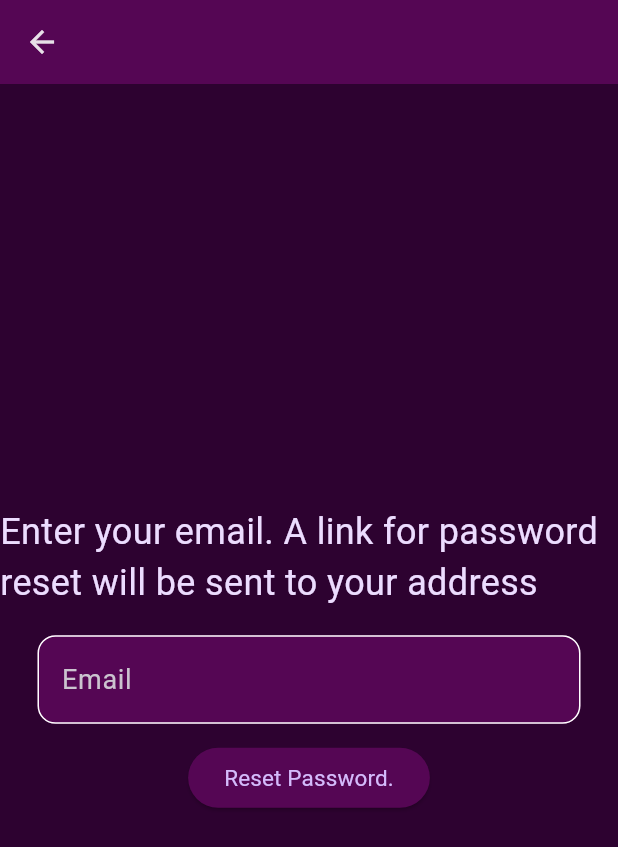
After one commit to MirWasShort/Productivity-Hub, a Flutter app: the screen it shows after launch, after a tap on "Forgot Password?", on a phone screen of 412 x 824 dp. The commit adds this screen. Shown: the top 847 px of the screen. Run offline on Flutter 3.47's test engine with Material 3 defaults, Android fonts, the phone set to English and light mode, and no system bars; our stand-ins replace cloud_firestore, firebase_auth, firebase_core, google_sign_in; accounts and stored records are empty.

Commit message:
Google SignIn and Password Reset added

```diff
--- a/lib/screens/auth_screen.dart
+++ b/lib/screens/auth_screen.dart
@@ -1,6 +1,8 @@
 import 'package:cloud_firestore/cloud_firestore.dart';
 import 'package:flutter/material.dart';
 import 'package:firebase_auth/firebase_auth.dart';
+import 'package:google_sign_in/google_sign_in.dart';
+import 'package:tasks_manager/screens/reset_password_screen.dart';
 
 final _firebase = FirebaseAuth.instance;
 
@@ -19,6 +21,33 @@ class _AuthScreenState extends State<AuthScreen> {
   var _enteredUsername = '';
   var _isAuthenticating = false;
   var _isObscured = true;
+
+  final _googleSignIn = GoogleSignIn.instance;
+  bool _googleSignInReady = false;
+
+  Future<void> _ensureGoogleSignInReady() async {
+    if (_googleSignInReady) return;
+    await _googleSignIn.initialize(
+      clientId:
+          '388823757393-mqrte4mvr38pjiah4q0t9dueh3kdrlui.apps.googleusercontent.com',
+    );
+    _googleSignInReady = true;
+  }
+
+  Future<void> _ensureUserDocument({
+    required String uid,
+    required String? username,
+    required String? email,
+  }) async {
+    final userDoc = FirebaseFirestore.instance.collection('Users').doc(uid);
+    final existing = await userDoc.get();
+    if (!existing.exists) {
+      await userDoc.set({
+        'username': username ?? email ?? 'user',
+        'email': email ?? '',
+      });
+    }
+  }
 
   void _submit() async {
     final isValid = _formKey.currentState!.validate();
@@ -46,12 +75,14 @@ class _AuthScreenState extends State<AuthScreen> {
           password: _enteredPassword,
         );
 
-        await FirebaseFirestore.instance
-            .collection('Users')
-            .doc(userCredentials.user!.uid)
-            .set({'username': _enteredUsername, 'email': _enteredEmail});
+        await _ensureUserDocument(
+          uid: userCredentials.user!.uid,
+          username: _enteredUsername,
+          email: _enteredEmail,
+        );
       }
     } on FirebaseAuthException catch (error) {
+      if (!mounted) return;
       ScaffoldMessenger.of(context).clearSnackBars();
       ScaffoldMessenger.of(context).showSnackBar(
         SnackBar(content: Text(error.message ?? 'Authentication failed.')),
@@ -59,6 +90,57 @@ class _AuthScreenState extends State<AuthScreen> {
       setState(() {
         _isAuthenticating = false;
       });
+    }
+  }
+
+  void _submitWithGoogle() async {
+    setState(() {
+      _isAuthenticating = true;
+    });
+
+    try {
+      await _ensureGoogleSignInReady();
+
+      final googleUser = await _googleSignIn.authenticate();
+      final googleAuth = googleUser.authentication;
+
+      final credential = GoogleAuthProvider.credential(
+        idToken: googleAuth.idToken,
+      );
+
+      final userCredential = await _firebase.signInWithCredential(credential);
+
+      await _ensureUserDocument(
+        uid: userCredential.user!.uid,
+        username: googleUser.displayName,
+        email: googleUser.email,
+      );
+    } on GoogleSignInException catch (error) {
+      // This error is simply going back from account selection
+      if (error.code == GoogleSignInExceptionCode.canceled) {
+        return;
+      }
+      if (!mounted) return;
+      ScaffoldMessenger.of(context).clearSnackBars();
+      ScaffoldMessenger.of(context).showSnackBar(
+        SnackBar(
+          content: Text(
+            'Failed to LogIn using Google credentials: ${error.description ?? error.code.name}',
+          ),
+        ),
+      );
+    } on FirebaseAuthException catch (error) {
+      if (!mounted) return;
+      ScaffoldMessenger.of(context).clearSnackBars();
+      ScaffoldMessenger.of(context).showSnackBar(
+        SnackBar(content: Text(error.message ?? 'Authentication failed.')),
+      );
+    } finally {
+      if (mounted) {
+        setState(() {
+          _isAuthenticating = false;
+        });
+      }
     }
   }
 
@@ -158,6 +240,35 @@ class _AuthScreenState extends State<AuthScreen> {
                             },
                           ),
                           SizedBox(height: 12),
+
+                          Row(
+                            mainAxisAlignment: MainAxisAlignment.end,
+                            children: [
+                              TextButton(
+                                onPressed: () {
+                                  Navigator.push(
+                                    context,
+                                    MaterialPageRoute(
+                                      builder: (context) {
+                                        return ResetPasswordScreen();
+                                      },
+                                    ),
+                                  );
+                                },
+                                child: Text(
+                                  'Forgot Password?',
+                                  style: TextStyle(
+                                    fontWeight: FontWeight.bold,
+                                    fontSize: 15,
+                                    color: Theme.of(
+                                      context,
+                                    ).colorScheme.onPrimaryContainer,
+                                  ),
+                                ),
+                              ),
+                            ],
+                          ),
+                          SizedBox(height: 12),
                           if (_isAuthenticating)
                             const CircularProgressIndicator(),
                           if (!_isAuthenticating)
@@ -168,7 +279,10 @@ class _AuthScreenState extends State<AuthScreen> {
                                   context,
                                 ).colorScheme.primaryContainer,
                               ),
-                              child: Text(_isLogin ? 'Sign in' : 'Sign up'),
+                              child: Text(
+                                _isLogin ? 'Sign in' : 'Sign up',
+                                style: TextStyle(fontWeight: FontWeight.bold),
+                              ),
                             ),
                           if (!_isAuthenticating)
                             TextButton(
@@ -181,6 +295,7 @@ class _AuthScreenState extends State<AuthScreen> {
                                 _isLogin
                                     ? 'Create an account'
                                     : 'I already have an account',
+                                style: TextStyle(fontWeight: FontWeight.bold),
                               ),
                             ),
                         ],
@@ -189,6 +304,23 @@ class _AuthScreenState extends State<AuthScreen> {
                   ),
                 ),
               ),
+              if (!_isAuthenticating) ...[
+                SizedBox(height: 18),
+                GestureDetector(
+                  onTap: _submitWithGoogle,
+                  child: Container(
+                    padding: const EdgeInsets.all(20),
+                    decoration: BoxDecoration(
+                      border: BoxBorder.all(
+                        color: const Color.fromARGB(255, 45, 2, 48),
+                      ),
+                      borderRadius: BorderRadius.circular(16),
+                      color: Colors.white,
+                    ),
+                    child: Image.asset('assets/images/google.webp', height: 40),
+                  ),
+                ),
+              ],
             ],
           ),
         ),
--- /dev/null
+++ b/lib/screens/reset_password_screen.dart
@@ -0,0 +1,95 @@
+import 'package:firebase_auth/firebase_auth.dart';
+
+import 'package:flutter/material.dart';
+
+class ResetPasswordScreen extends StatefulWidget {
+  const ResetPasswordScreen({super.key});
+
+  @override
+  State<ResetPasswordScreen> createState() => _ResetPasswordScreenState();
+}
+
+class _ResetPasswordScreenState extends State<ResetPasswordScreen> {
+  final _emailController = TextEditingController();
+
+  @override
+  void dispose() {
+    _emailController.dispose();
+    super.dispose();
+  }
+
+  Future passswordReset() async {
+    try {
+      FirebaseAuth.instance.sendPasswordResetEmail(
+        email: _emailController.text.trim(),
+      );
+
+      showDialog(
+        context: context,
+        builder: (context) {
+          return AlertDialog(content: Text('We sent an email to reset your password. Check your mailbox!'));
+        },
+      );
+    } on FirebaseAuthException catch (e) {
+      showDialog(
+        context: context,
+        builder: (context) {
+          return AlertDialog(content: Text(e.message.toString()));
+        },
+      );
+    }
+  }
+
+  @override
+  Widget build(BuildContext context) {
+    return Scaffold(
+      appBar: AppBar(),
+      body: Column(
+        mainAxisAlignment: MainAxisAlignment.center,
+        children: [
+          Text(
+            'Enter your email. A link for password reset will be sent to your address',
+            style: TextStyle(
+              fontSize: 24,
+              color: Theme.of(context).colorScheme.onPrimaryContainer,
+            ),
+          ),
+          SizedBox(height: 18),
+          Padding(
+            padding: const EdgeInsets.symmetric(horizontal: 25),
+            child: TextField(
+              controller: _emailController,
+              decoration: InputDecoration(
+                enabledBorder: OutlineInputBorder(
+                  borderSide: BorderSide(color: Colors.white),
+                  borderRadius: BorderRadius.circular(12),
+                ),
+                focusedBorder: OutlineInputBorder(
+                  borderSide: BorderSide(color: Color.fromARGB(255, 85, 6, 84)),
+                  borderRadius: BorderRadius.circular(12),
+                ),
+                hintText: 'Email',
+                hintStyle: TextStyle(fontSize: 18),
+                fillColor: Color.fromARGB(255, 85, 6, 84),
+                filled: true,
+              ),
+            ),
+          ),
+          SizedBox(height: 12),
+          ElevatedButton(
+            style: ButtonStyle(
+              backgroundColor: WidgetStatePropertyAll(
+                Color.fromARGB(255, 85, 6, 84),
+              ),
+            ),
+            onPressed: () {},
+            child: Text(
+              'Reset Password.',
+              style: TextStyle(fontSize: 15, fontWeight: FontWeight.w400),
+            ),
+          ),
+        ],
+      ),
+    );
+  }
+}
--- a/lib/widgets/new_task.dart
+++ b/lib/widgets/new_task.dart
@@ -147,7 +147,7 @@ class _NewTaskState extends State<NewTask> {
                                 const SizedBox(width: 10),
                                 Text(
                                   prio.value.prio,
-                                  style: TextStyle(fontSize: 24),
+                                  style: TextStyle(fontSize: 24, color: Colors.white),
                                 ),
                               ],
                             ),
--- a/pubspec.yaml
+++ b/pubspec.yaml
@@ -67,8 +67,9 @@ flutter:
   uses-material-design: true
 
   # To add assets to your application, add an assets section, like this:
-  # assets:
-  #   - images/a_dot_burr.jpeg
+  assets:
+    - assets/images/google.webp
+
   #   - images/a_dot_ham.jpeg
 
   # An image asset can refer to one or more resolution-specific "variants", see
```
Also changed, not shown: lib/screens/home_screen.dart (+36 -33 lines), assets/images/google.webp (added), pubspec.lock, 2 other files.
